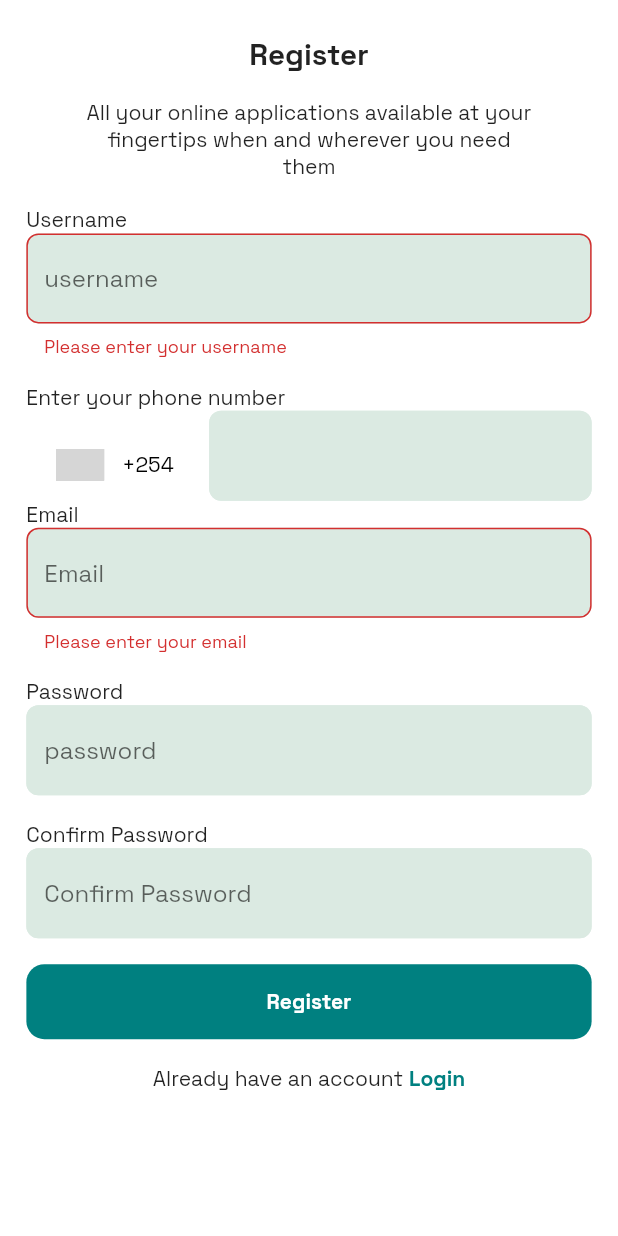
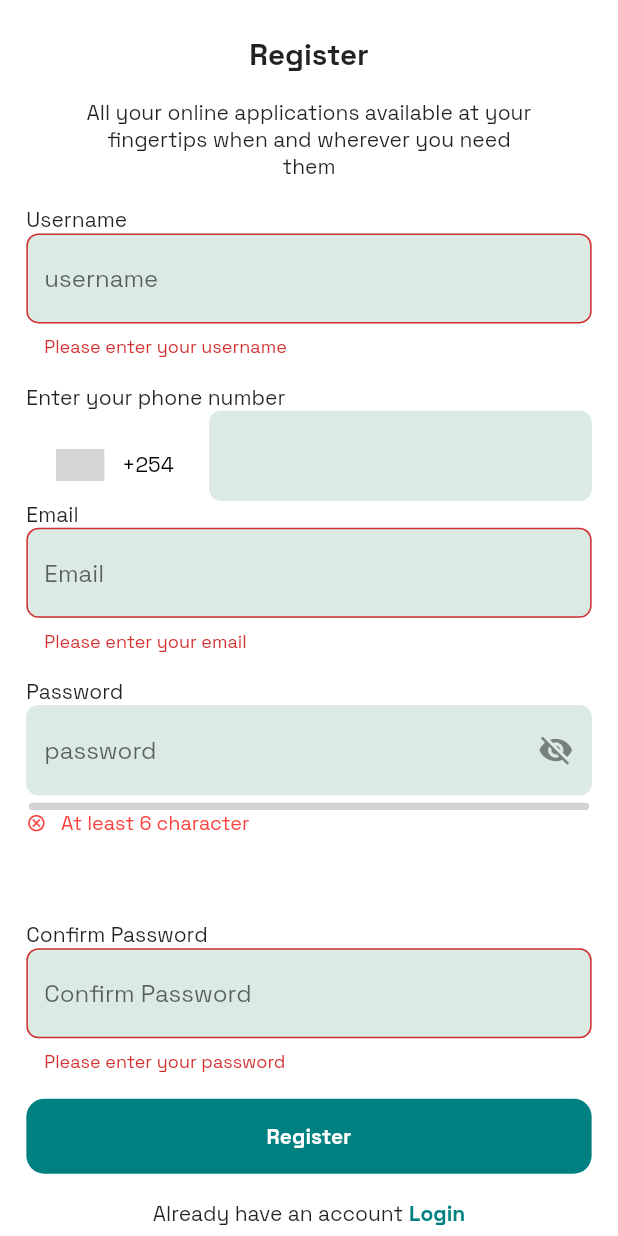
Before and after one commit to Crucialjun/mobile_cyber, a Flutter app: the SignUpScreen screen opened by its route, after a tap on "Register", on a phone screen of 412 x 824 dp. Run offline on Flutter 3.47's test engine with Material 2 defaults, Android fonts, the phone set to English and light mode, and no system bars; drawn by our look-alikes of flutter_pw_validator, intl_phone_number_input; our stand-ins replace email_validator, flutter_screenutil, flutter_svg, google_fonts, hooks_riverpod, logger and 1 more; grey boxes are pictures that could not be loaded.

Commit message:
sign up screen verifications

```diff
--- /dev/null
+++ b/lib/features/auth/controllers/sign_up_controller.dart
@@ -0,0 +1,16 @@
+import 'package:flutter/material.dart';
+import 'package:hooks_riverpod/hooks_riverpod.dart';
+
+class SignUpController extends ChangeNotifier {
+  bool _isPasswordVisible = false;
+
+  bool get isPasswordVisible => _isPasswordVisible;
+
+  void togglePasswordVisibility() {
+    _isPasswordVisible = !_isPasswordVisible;
+    notifyListeners();
+  }
+}
+
+final signUpControllerProvider =
+    ChangeNotifierProvider<SignUpController>((ref) => SignUpController());
--- a/lib/features/auth/screens/sign_up_screen.dart
+++ b/lib/features/auth/screens/sign_up_screen.dart
@@ -1,6 +1,10 @@
 import 'package:flutter/material.dart';
+import 'package:flutter_pw_validator/flutter_pw_validator.dart';
 import 'package:flutter_screenutil/flutter_screenutil.dart';
+import 'package:hooks_riverpod/hooks_riverpod.dart';
 import 'package:intl_phone_number_input/intl_phone_number_input.dart';
+import 'package:logger/logger.dart';
+import 'package:mobile_cyber/features/auth/controllers/sign_up_controller.dart';
 import 'package:mobile_cyber/features/auth/screens/login_screen.dart';
 import 'package:mobile_cyber/utils/constants.dart';
 import 'package:mobile_cyber/utils/customTextFormDecoration.dart';
@@ -18,6 +22,9 @@ class SignUpScreen extends StatefulWidget {
 class _SignUpScreenState extends State<SignUpScreen> {
   final TextEditingController _phoneNumberController = TextEditingController();
   final TextEditingController _usernameController = TextEditingController();
+  final TextEditingController _passwordController = TextEditingController();
+  final TextEditingController _confirmPasswordController =
+      TextEditingController();
   final PhoneNumber _defaultNumber = PhoneNumber(isoCode: 'KE');
   final _formKey = GlobalKey<FormState>();
 
@@ -25,6 +32,8 @@ class _SignUpScreenState extends State<SignUpScreen> {
   void dispose() {
     _phoneNumberController.dispose();
     _usernameController.dispose();
+    _passwordController.dispose();
+    _confirmPasswordController.dispose();
     super.dispose();
   }
 
@@ -119,17 +128,50 @@ class _SignUpScreenState extends State<SignUpScreen> {
                     const Text(
                       "Password",
                     ),
-                    const TextField(
-                        decoration: CustomTextFieldDecoration(
-                            hintStringText: "password")),
+                    Consumer(
+                      builder: (context, ref, child) {
+                        return TextField(
+                            obscureText: !ref
+                                .watch(signUpControllerProvider)
+                                .isPasswordVisible,
+                            controller: _passwordController,
+                            decoration: CustomTextFieldDecoration(
+                                endIcon: InkWell(
+                                    onTap: () {
+                                      ref
+                                          .read(signUpControllerProvider)
+                                          .togglePasswordVisibility();
+                                      Logger().d("tapped");
+                                    },
+                                    child: ref
+                                            .watch(signUpControllerProvider)
+                                            .isPasswordVisible
+                                        ? const Icon(Icons.visibility)
+                                        : const Icon(Icons.visibility_off)),
+                                hintStringText: "password"));
+                      },
+                    ),
+                    SizedBox(height: 4.h),
+                    FlutterPwValidator(
+                      successColor: AppColors.appMainColor,
+                      width: 300.w,
+                      height: 50.h,
+                      minLength: 6,
+                      onSuccess: () {},
+                      controller: _passwordController,
+                    ),
                     SizedBox(
                       height: 14.h,
                     ),
                     const Text(
                       "Confirm Password",
                     ),
-                    const TextField(
-                        decoration: CustomTextFieldDecoration(
+                    TextFormField(
+                        validator: (value) {
+                          return AppValidators().confirmPasswordValidator(
+                              value: value, password: _passwordController.text);
+                        },
+                        decoration: const CustomTextFieldDecoration(
                             hintStringText: "Confirm Password")),
                     SizedBox(
                       height: 14.h,
--- a/lib/utils/customTextFormDecoration.dart
+++ b/lib/utils/customTextFormDecoration.dart
@@ -3,9 +3,10 @@ import 'package:flutter/material.dart';
 import 'constants.dart';
 
 class CustomTextFieldDecoration extends InputDecoration {
-  const CustomTextFieldDecoration({required this.hintStringText});
+  const CustomTextFieldDecoration({required this.hintStringText, this.endIcon});
 
   final String hintStringText;
+  final Widget? endIcon;
 
   @override
   String? get hintText => hintStringText;
@@ -15,6 +16,9 @@ class CustomTextFieldDecoration extends InputDecoration {
 
   @override
   Color? get fillColor => AppColors.textFieldBackground;
+
+  @override
+  Widget? get suffixIcon => endIcon;
 
   @override
   InputBorder? get enabledBorder => OutlineInputBorder(
--- a/lib/utils/validators.dart
+++ b/lib/utils/validators.dart
@@ -18,4 +18,14 @@ class AppValidators {
     }
     return null;
   }
+
+  String? confirmPasswordValidator(
+      {required String? value, required String? password}) {
+    if (value == null || value.isEmpty) {
+      return "Please enter your password";
+    } else if (value != password) {
+      return "Password does not match";
+    }
+    return null;
+  }
 }
--- a/pubspec.yaml
+++ b/pubspec.yaml
@@ -34,7 +34,7 @@ dependencies:
   # The following adds the Cupertino Icons font to your application.
   # Use with the CupertinoIcons class for iOS style icons.
   cupertino_icons: ^1.0.2
-  google_fonts: ^4.0.3
+  google_fonts: ^5.1.0
   json_annotation: ^4.8.0
   flutter_svg: ^2.0.5
   smooth_page_indicator: ^1.0.1
@@ -43,6 +43,8 @@ dependencies:
   intl_phone_number_input: ^0.7.3+1
   email_validator: ^2.1.17
   flutter_screenutil: ^5.8.4
+  flutter_pw_validator: ^1.6.0
+  logger: ^1.4.0
 
 dev_dependencies:
   flutter_test:
```
Also changed, not shown: pubspec.lock.
